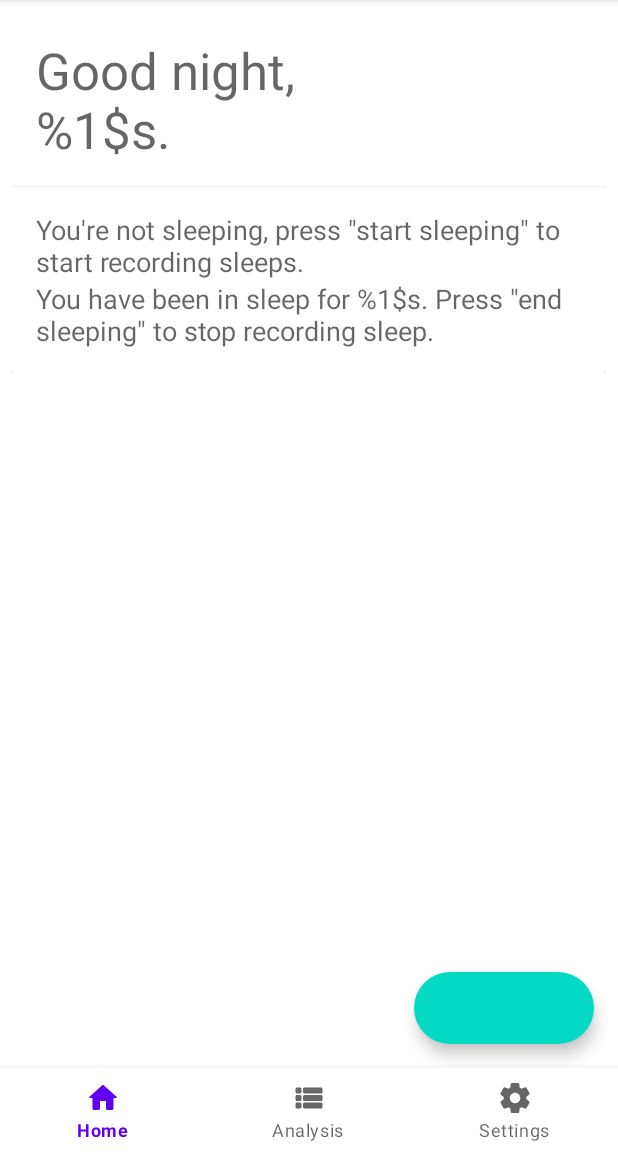
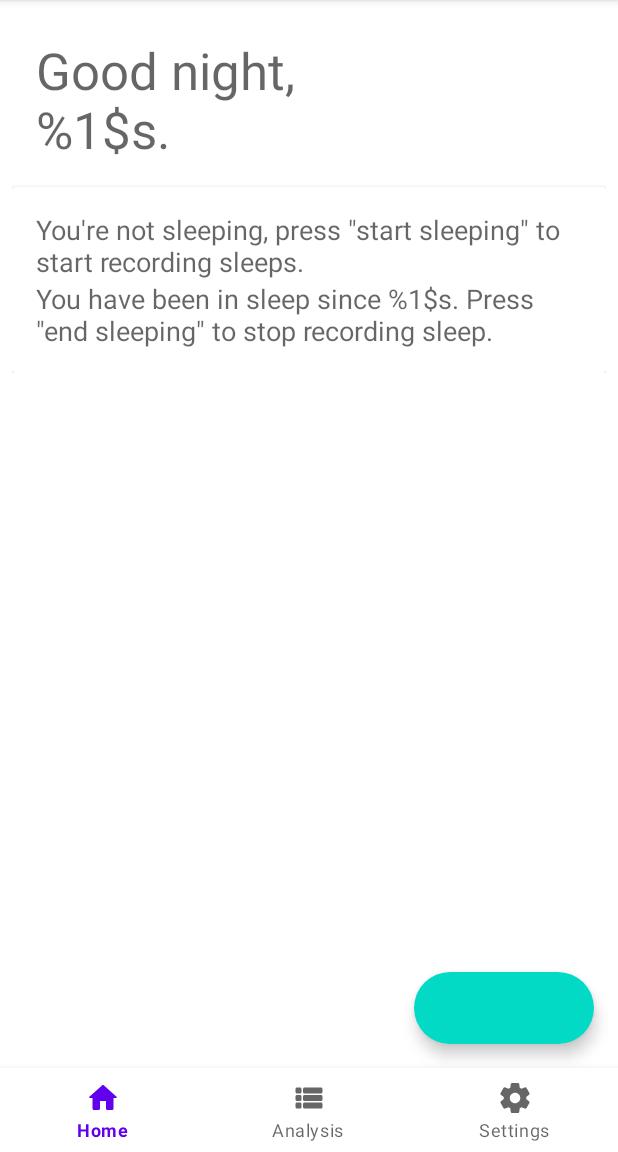
Before and after one commit to JasonHK-HKCC/SEHH3165-Group-Project, an Android app: the screen it shows after launch (MainActivity), on a phone screen of 412 x 824 dp, the part 84-1236 px from its top. Run offline under Robolectric (Android 15) with nearby library versions, the light colour scheme and no system bars; our stand-ins replace RxJava, navigation-ui; libraries missing offline, so code that uses them is left out: lombok.val; 7 statements that could not run were skipped.

Commit message:
Fixed typo

```diff
--- a/app/src/main/res/values/strings.xml
+++ b/app/src/main/res/values/strings.xml
@@ -11,7 +11,7 @@
     <string name="welcome_night">Good night,\n%1$s.</string>
 
     <string name="help_not_sleeping">You\'re not sleeping, press \"start sleeping\" to start recording sleeps.</string>
-    <string name="help_sleeping">You have been in sleep for %1$s. Press \"end sleeping\" to stop recording sleep.</string>
+    <string name="help_sleeping">You have been in sleep since %1$s. Press \"end sleeping\" to stop recording sleep.</string>
 
     <string name="sleeping_start">Start Sleeping</string>
     <string name="sleeping_end">End Sleeping</string>
```
